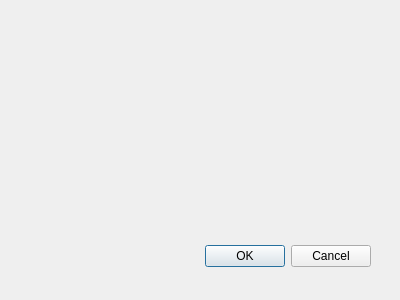
Above: mbstyleGenerator_dialog_base.ui from Kanahiro/MBStyleGenerator before the change. Below: the same form after it.
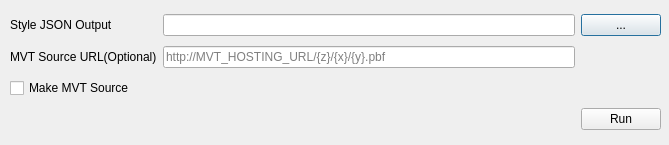
That is the form after the change.

```diff
--- a/mbstyleGenerator_dialog_base.ui
+++ b/mbstyleGenerator_dialog_base.ui
@@ -1,32 +1,95 @@
 <ui version="4.0" >
  <class>MBStyleGeneratorDialogBase</class>
- <widget class="QDialog" name="MBStyleGeneratorDialogBase" >
-  <property name="geometry" >
+ <widget class="QDialog" name="MBStyleGeneratorDialogBase">
+  <property name="geometry">
    <rect>
     <x>0</x>
     <y>0</y>
-    <width>400</width>
-    <height>300</height>
+    <width>669</width>
+    <height>145</height>
    </rect>
   </property>
   <property name="windowTitle" >
    <string>MBStyleGenerator</string>
   </property>
-  <widget class="QDialogButtonBox" name="button_box" >
-   <property name="geometry" >
+  <widget class="QWidget" name="gridLayoutWidget">
+   <property name="geometry">
     <rect>
-     <x>30</x>
-     <y>240</y>
-     <width>341</width>
-     <height>32</height>
+     <x>10</x>
+     <y>10</y>
+     <width>651</width>
+     <height>125</height>
     </rect>
    </property>
-   <property name="orientation" >
-    <enum>Qt::Horizontal</enum>
-   </property>
-   <property name="standardButtons" >
-    <set>QDialogButtonBox::Cancel|QDialogButtonBox::Ok</set>
-   </property>
+   <layout class="QGridLayout" name="gridLayout">
+    <item row="1" column="1">
+     <widget class="QLineEdit" name="mvtsource_url">
+      <property name="focusPolicy">
+       <enum>Qt::ClickFocus</enum>
+      </property>
+      <property name="acceptDrops">
+       <bool>false</bool>
+      </property>
+      <property name="placeholderText">
+       <string>http://MVT_HOSTING_URL/{z}/{x}/{y}.pbf</string>
+      </property>
+     </widget>
+    </item>
+    <item row="1" column="0">
+     <widget class="QLabel" name="label_2">
+      <property name="text">
+       <string>MVT Source URL(Optional)</string>
+      </property>
+     </widget>
+    </item>
+    <item row="0" column="0">
+     <widget class="QLabel" name="label">
+      <property name="text">
+       <string>Style JSON Output</string>
+      </property>
+     </widget>
+    </item>
+    <item row="0" column="2">
+     <widget class="QPushButton" name="openFileDialogButton">
+      <property name="text">
+       <string>...</string>
+      </property>
+     </widget>
+    </item>
+    <item row="0" column="1">
+     <widget class="QLineEdit" name="stylejson_output">
+      <property name="cursor">
+       <cursorShape>BlankCursor</cursorShape>
+      </property>
+      <property name="focusPolicy">
+       <enum>Qt::TabFocus</enum>
+      </property>
+      <property name="acceptDrops">
+       <bool>false</bool>
+      </property>
+      <property name="readOnly">
+       <bool>true</bool>
+      </property>
+     </widget>
+    </item>
+    <item row="3" column="2">
+     <widget class="QPushButton" name="runButton">
+      <property name="focusPolicy">
+       <enum>Qt::TabFocus</enum>
+      </property>
+      <property name="text">
+       <string>Run</string>
+      </property>
+     </widget>
+    </item>
+    <item row="2" column="0">
+     <widget class="QCheckBox" name="makeSourceCheckBox">
+      <property name="text">
+       <string>Make MVT Source</string>
+      </property>
+     </widget>
+    </item>
+   </layout>
   </widget>
  </widget>
  <resources/>
```
Left out of the diff: 40 changed lines with no effect on the pictures.
